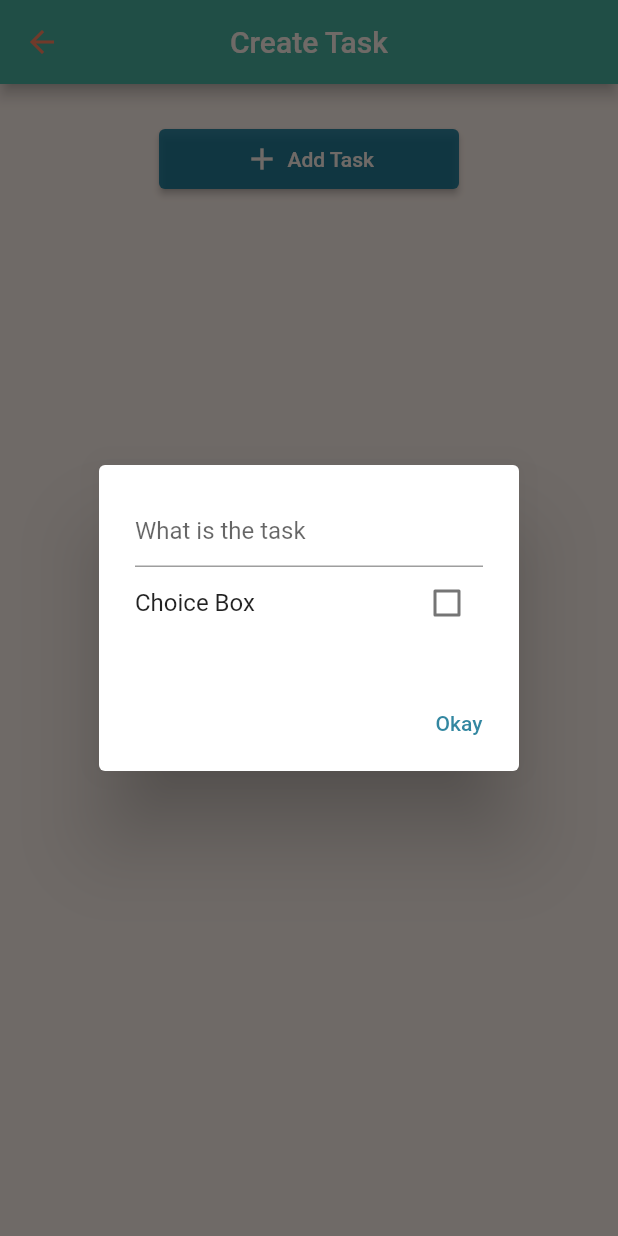
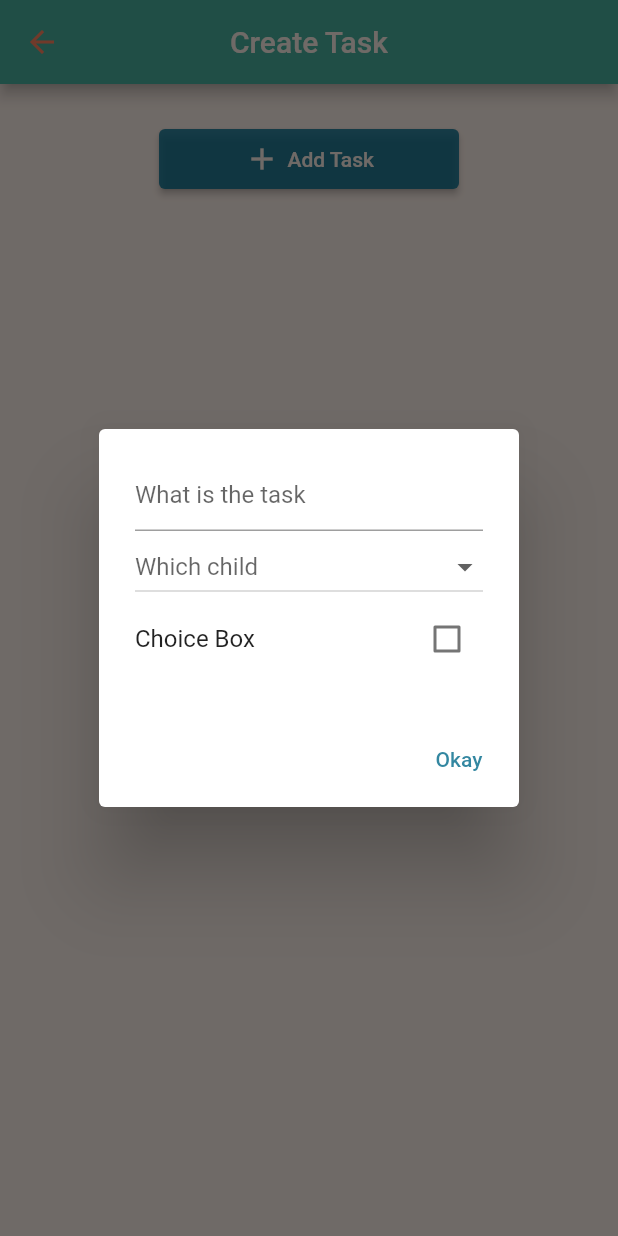
Before and after one commit to Bulut61/My-first-app, a Flutter app: the TaskPage screen opened by its route, after a tap on "Add Task", on a phone screen of 412 x 824 dp. Run offline on Flutter 3.47's test engine with Material 2 defaults, Android fonts, the phone set to English and light mode, and no system bars; our stand-ins replace auto_route, firebase_core; accounts and stored records are empty.

Commit message:
dropdownmenu in taskpage dialog

```diff
--- a/lib/main.dart
+++ b/lib/main.dart
@@ -8,10 +8,10 @@ import 'package:firebase_core/firebase_core.dart';
 import 'firebase_options.dart';
 
 void main() async {
+  WidgetsFlutterBinding.ensureInitialized();
   await Firebase.initializeApp(
     options: DefaultFirebaseOptions.currentPlatform,
   );
-
   runApp(MyApp());
 }
 
--- a/lib/presentation/pages/sign_in_page.dart
+++ b/lib/presentation/pages/sign_in_page.dart
@@ -21,10 +21,8 @@ class _SignInPageState extends State<SignInPage> {
     return Scaffold(
       appBar: AppBar(
         title: Center(
-            child: Text(
-          "Sign in",
-          style: themeData.textTheme.headline1,
-        )),
+            child: Text("Sign in", style: TextStyle(color: Colors.white) //themeData.textTheme.headline1,
+                )),
       ),
       body: ListView(
         children: [
--- a/lib/presentation/pages/task_page.dart
+++ b/lib/presentation/pages/task_page.dart
@@ -12,7 +12,9 @@ class TaskPage extends StatefulWidget {
 }
 
 class _TaskPageState extends State<TaskPage> {
+  List<DropdownMenuItem<String>> list = [];
   final GlobalKey<FormState> _formKey = GlobalKey<FormState>();
+  String? selectedvalue = "";
 
   @override
   Widget build(BuildContext context) {
@@ -29,6 +31,8 @@ class _TaskPageState extends State<TaskPage> {
                 height: 40,
                 child: ElevatedButton(
                     onPressed: () async {
+                      list.add(DropdownMenuItem(child: Text("Child1"), value: "Child1"));
+                      list.add(DropdownMenuItem(child: Text("Child2"), value: "Child2"));
                       await showInformationDialog(context);
                     },
                     child: Row(
@@ -59,6 +63,15 @@ class _TaskPageState extends State<TaskPage> {
                         },
                         decoration: InputDecoration(hintText: "What is the task"),
                       ),
+                      DropdownButton(
+                          hint: Text("Which child"),
+                          isExpanded: true,
+                          items: list,
+                          onChanged: (val) {
+                            setState(() {
+                              selectedvalue = val as String;
+                            });
+                          }),
                       Row(
                         mainAxisAlignment: MainAxisAlignment.spaceBetween,
                         children: [
```
Also changed, not shown: lib/presentation/pages/homepage.dart (+5 -13 lines), lib/firebase_options.dart, 3 other files.
